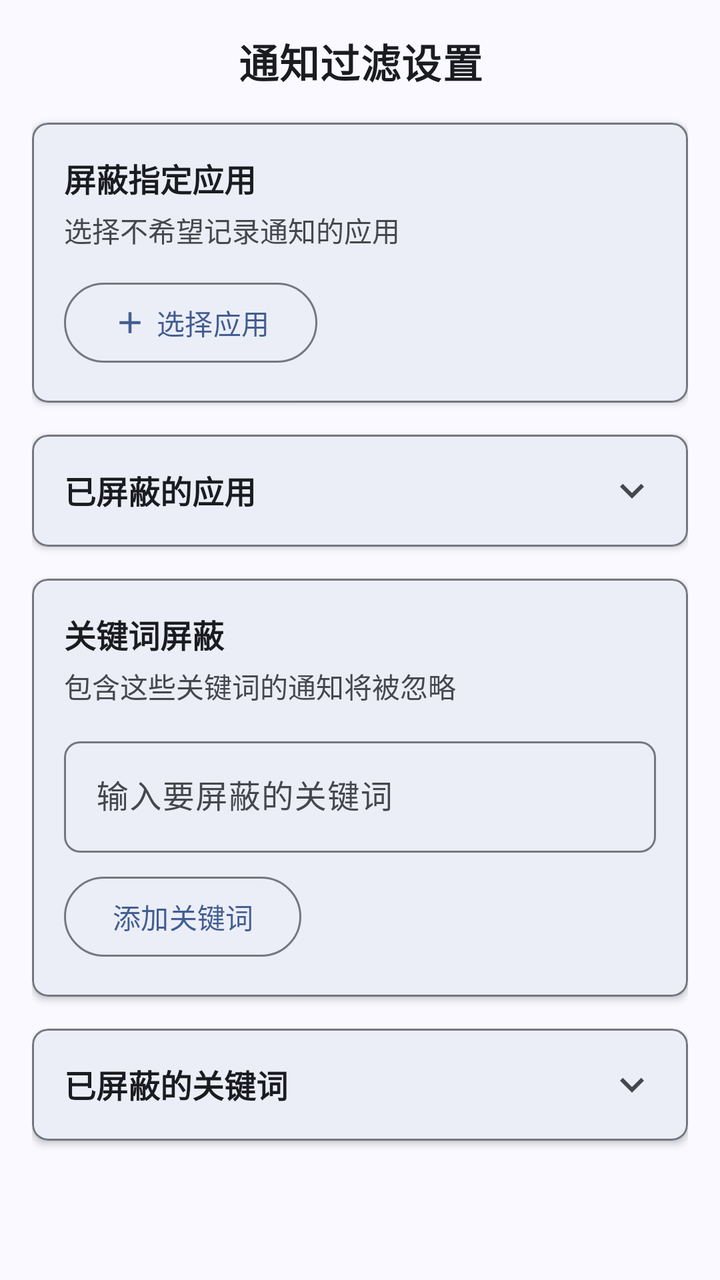
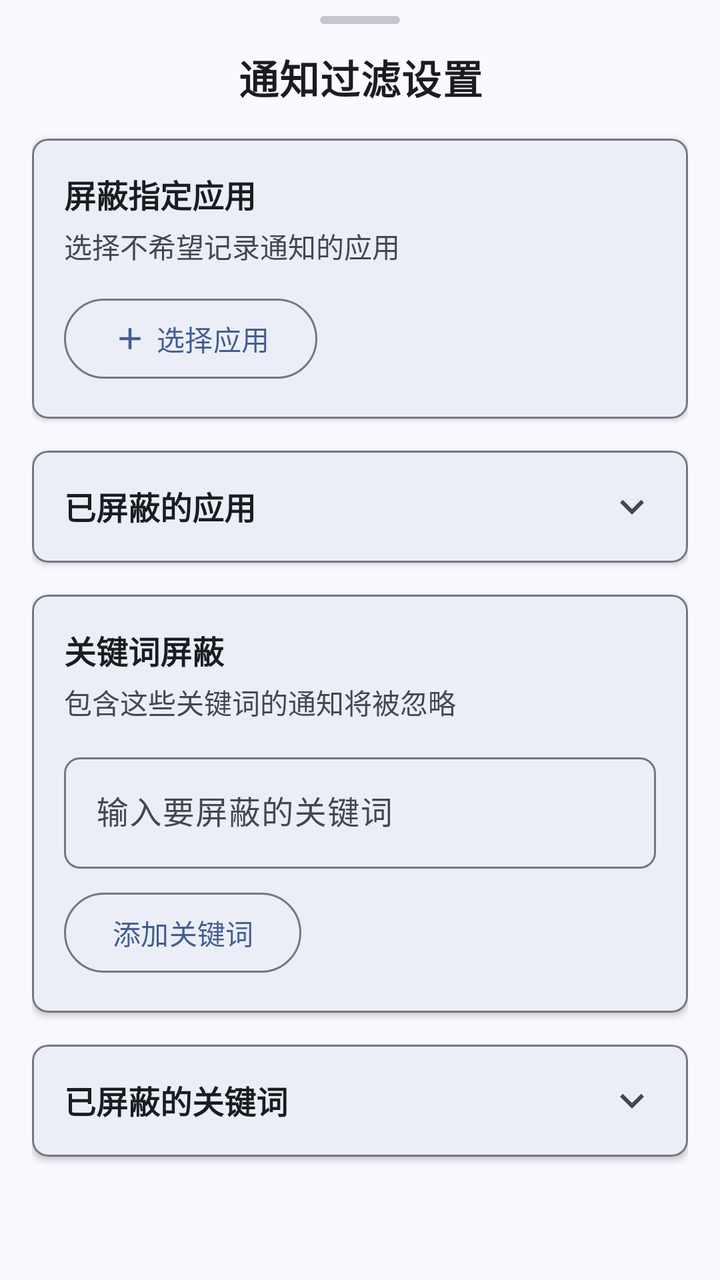

Compare the two renders of this Android layout. The source of the first and the diff that turns it into the second are given below.
<!-- AndroidManifest.xml: application theme Theme.FoundationX -->
<!-- res/layout/bottom_sheet_settings.xml -->
<?xml version="1.0" encoding="utf-8"?>
<LinearLayout xmlns:android="http://schemas.android.com/apk/res/android"
    xmlns:app="http://schemas.android.com/apk/res-auto"
    android:layout_width="match_parent"
    android:layout_height="wrap_content"
    android:orientation="vertical"
    android:padding="16dp">

    
    <com.google.android.material.textview.MaterialTextView
        android:layout_width="match_parent"
        android:layout_height="wrap_content"
        android:text="通知过滤设置"
        android:textSize="20sp"
        android:textStyle="bold"
        android:gravity="center"
        android:layout_marginBottom="16dp"
        android:letterSpacing="0.02"
        android:textColor="?attr/colorOnSurface" />

    
    <com.google.android.material.card.MaterialCardView
        android:layout_width="match_parent"
        android:layout_height="wrap_content"
        android:layout_marginBottom="16dp"
        app:cardCornerRadius="8dp"
        app:cardElevation="2dp"
        app:strokeColor="?attr/colorOutline"
        app:strokeWidth="1dp">

        <LinearLayout
            android:layout_width="match_parent"
            android:layout_height="wrap_content"
            android:orientation="vertical"
            android:padding="16dp">

            <com.google.android.material.textview.MaterialTextView
                android:layout_width="match_parent"
                android:layout_height="wrap_content"
                android:text="屏蔽指定应用"
                android:textSize="16sp"
                android:textStyle="bold"
                android:textColor="?attr/colorOnSurface" />

            <com.google.android.material.textview.MaterialTextView
                android:layout_width="match_parent"
                android:layout_height="wrap_content"
                android:text="选择不希望记录通知的应用"
                android:textSize="14sp"
                android:layout_marginTop="4dp"
                android:textColor="?attr/colorOnSurfaceVariant" />

            <com.google.android.material.button.MaterialButton
                android:id="@+id/btn_block_app"
                android:layout_width="wrap_content"
                android:layout_height="wrap_content"
                android:layout_marginTop="12dp"
                android:text="选择应用"
                style="@style/Widget.Material3.Button.OutlinedButton"
                app:icon="@drawable/add" />

        </LinearLayout>

    </com.google.android.material.card.MaterialCardView>

    
    <com.google.android.material.card.MaterialCardView
        android:layout_width="match_parent"
        android:layout_height="wrap_content"
        android:layout_marginBottom="16dp"
        app:cardCornerRadius="8dp"
        app:cardElevation="2dp"
        app:strokeColor="?attr/colorOutline"
        app:strokeWidth="1dp">

        <LinearLayout
            android:layout_width="match_parent"
            android:layout_height="wrap_content"
            android:orientation="vertical">

            
            <LinearLayout
                android:layout_width="match_parent"
                android:layout_height="wrap_content"
                android:orientation="horizontal"
                android:padding="16dp"
                android:clickable="true"
                android:focusable="true"
                android:background="?attr/selectableItemBackground"
                android:id="@+id/header_blocked_apps">

                <com.google.android.material.textview.MaterialTextView
                    android:layout_width="0dp"
                    android:layout_height="wrap_content"
                    android:layout_weight="1"
                    android:text="已屏蔽的应用"
                    android:textSize="16sp"
                    android:textStyle="bold"
                    android:textColor="?attr/colorOnSurface" />

                <com.google.android.material.imageview.ShapeableImageView
                    android:id="@+id/icon_blocked_apps"
                    android:layout_width="24dp"
                    android:layout_height="24dp"
                    android:src="@drawable/ic_expand_more"
                    android:contentDescription="展开/收起"
                    android:tint="?attr/colorOnSurfaceVariant" />

            </LinearLayout>

            
            <LinearLayout
                android:id="@+id/content_blocked_apps"
                android:layout_width="match_parent"
                android:layout_height="wrap_content"
                android:orientation="vertical"
                android:padding="16dp"
                android:visibility="gone">

                <TextView
                    android:id="@+id/txt_empty_blocked_apps"
                    android:layout_width="match_parent"
                    android:layout_height="wrap_content"
                    android:text="暂无屏蔽的应用"
                    android:textSize="14sp"
                    android:gravity="center"
                    android:textColor="?attr/colorOnSurfaceVariant"
                    android:padding="16dp" />

                
                <androidx.recyclerview.widget.RecyclerView
                    android:id="@+id/recycler_blocked_apps"
                    android:layout_width="match_parent"
                    android:layout_height="wrap_content"
                    android:visibility="gone" />

            </LinearLayout>

        </LinearLayout>

    </com.google.android.material.card.MaterialCardView>

    
    <com.google.android.material.card.MaterialCardView
        android:layout_width="match_parent"
        android:layout_height="wrap_content"
        android:layout_marginBottom="16dp"
        app:cardCornerRadius="8dp"
        app:cardElevation="2dp"
        app:strokeColor="?attr/colorOutline"
        app:strokeWidth="1dp">

        <LinearLayout
            android:layout_width="match_parent"
            android:layout_height="wrap_content"
            android:orientation="vertical"
            android:padding="16dp">

            <com.google.android.material.textview.MaterialTextView
                android:layout_width="match_parent"
                android:layout_height="wrap_content"
                android:text="关键词屏蔽"
                android:textSize="16sp"
                android:textStyle="bold"
                android:textColor="?attr/colorOnSurface" />

            <com.google.android.material.textview.MaterialTextView
                android:layout_width="match_parent"
                android:layout_height="wrap_content"
                android:text="包含这些关键词的通知将被忽略"
                android:textSize="14sp"
                android:layout_marginTop="4dp"
                android:textColor="?attr/colorOnSurfaceVariant" />

            <com.google.android.material.textfield.TextInputLayout
                android:layout_width="match_parent"
                android:layout_height="wrap_content"
                android:layout_marginTop="12dp"
                style="@style/Widget.Material3.TextInputLayout.OutlinedBox"
                app:boxCornerRadiusBottomEnd="8dp"
                app:boxCornerRadiusBottomStart="8dp"
                app:boxCornerRadiusTopEnd="8dp"
                app:boxCornerRadiusTopStart="8dp"
                app:endIconMode="clear_text">

                <com.google.android.material.textfield.TextInputEditText
                    android:id="@+id/et_keyword"
                    android:layout_width="match_parent"
                    android:layout_height="wrap_content"
                    android:hint="输入要屏蔽的关键词"
                    android:maxLines="1" />

            </com.google.android.material.textfield.TextInputLayout>

            <com.google.android.material.button.MaterialButton
                android:id="@+id/btn_add_keyword"
                android:layout_width="wrap_content"
                android:layout_height="wrap_content"
                android:layout_marginTop="8dp"
                android:text="添加关键词"
                style="@style/Widget.Material3.Button.OutlinedButton" />

        </LinearLayout>

    </com.google.android.material.card.MaterialCardView>

    
    <com.google.android.material.card.MaterialCardView
        android:layout_width="match_parent"
        android:layout_height="wrap_content"
        app:cardCornerRadius="8dp"
        app:cardElevation="2dp"
        app:strokeColor="?attr/colorOutline"
        app:strokeWidth="1dp">

        <LinearLayout
            android:layout_width="match_parent"
            android:layout_height="wrap_content"
            android:orientation="vertical">

            
            <LinearLayout
                android:layout_width="match_parent"
                android:layout_height="wrap_content"
                android:orientation="horizontal"
                android:padding="16dp"
                android:clickable="true"
                android:focusable="true"
                android:background="?attr/selectableItemBackground"
                android:id="@+id/header_keywords">

                <com.google.android.material.textview.MaterialTextView
                    android:layout_width="0dp"
                    android:layout_height="wrap_content"
                    android:layout_weight="1"
                    android:text="已屏蔽的关键词"
                    android:textSize="16sp"
                    android:textStyle="bold"
                    android:textColor="?attr/colorOnSurface" />

                <com.google.android.material.imageview.ShapeableImageView
                    android:id="@+id/icon_keywords"
                    android:layout_width="24dp"
                    android:layout_height="24dp"
                    android:src="@drawable/ic_expand_more"
                    android:contentDescription="展开/收起"
                    android:tint="?attr/colorOnSurfaceVariant" />

            </LinearLayout>

            
            <LinearLayout
                android:id="@+id/content_keywords"
                android:layout_width="match_parent"
                android:layout_height="wrap_content"
                android:orientation="vertical"
                android:padding="16dp"
                android:visibility="gone">

                <TextView
                    android:id="@+id/txt_empty_keywords"
                    android:layout_width="match_parent"
                    android:layout_height="wrap_content"
                    android:text="暂无屏蔽的关键词"
                    android:textSize="14sp"
                    android:gravity="center"
                    android:textColor="?attr/colorOnSurfaceVariant"
                    android:padding="16dp" />

                
                <LinearLayout
                    android:id="@+id/layout_keywords_list"
                    android:layout_width="match_parent"
                    android:layout_height="wrap_content"
                    android:orientation="vertical"
                    android:visibility="gone" />

            </LinearLayout>

        </LinearLayout>

    </com.google.android.material.card.MaterialCardView>

</LinearLayout>
<!-- resources referenced by this layout -->
<resources>
  <!-- drawable add (drawable) -->
  <vector xmlns:android="http://schemas.android.com/apk/res/android" android:height="24dp" android:tint="#ABC7FF" android:viewportHeight="960" android:viewportWidth="960" android:width="24dp">
        
      <path android:fillColor="@android:color/white" android:pathData="M440,520L200,520L200,440L440,440L440,200L520,200L520,440L760,440L760,520L520,520L520,760L440,760L440,520Z"/>
      
  </vector>
  <!-- drawable ic_expand_more (drawable) -->
  <vector xmlns:android="http://schemas.android.com/apk/res/android"
      android:width="24dp"
      android:height="24dp"
      android:viewportWidth="24"
      android:viewportHeight="24"
      android:tint="?attr/colorOnSurface">
      <path
          android:fillColor="@android:color/black"
          android:pathData="M16.59,8.59L12,13.17 7.41,8.59 6,10l6,6 6,-6z"/>
  </vector>
  <color name="md_theme_primary">#425E91</color>
  <color name="md_theme_onPrimary">#FFFFFF</color>
  <color name="md_theme_primaryContainer">#D7E2FF</color>
  <color name="md_theme_onPrimaryContainer">#294677</color>
  <color name="md_theme_secondary">#565E71</color>
  <color name="md_theme_onSecondary">#FFFFFF</color>
  <color name="md_theme_secondaryContainer">#DAE2F9</color>
  <color name="md_theme_onSecondaryContainer">#3E4759</color>
  <color name="md_theme_tertiary">#705574</color>
  <color name="md_theme_onTertiary">#FFFFFF</color>
  <color name="md_theme_tertiaryContainer">#FAD8FD</color>
  <color name="md_theme_onTertiaryContainer">#573E5C</color>
  <color name="md_theme_error">#BA1A1A</color>
  <color name="md_theme_onError">#FFFFFF</color>
  <color name="md_theme_errorContainer">#FFDAD6</color>
  <color name="md_theme_onErrorContainer">#93000A</color>
  <color name="md_theme_background">#F9F9FF</color>
  <color name="md_theme_onBackground">#1A1C20</color>
  <color name="md_theme_surface">#F9F9FF</color>
  <color name="md_theme_onSurface">#1A1C20</color>
  <color name="md_theme_surfaceVariant">#E0E2EC</color>
  <color name="md_theme_onSurfaceVariant">#44474E</color>
  <color name="md_theme_outline">#74777F</color>
  <color name="md_theme_outlineVariant">#C4C6D0</color>
  <color name="md_theme_inverseSurface">#2E3036</color>
  <color name="md_theme_inverseOnSurface">#F0F0F7</color>
  <color name="md_theme_inversePrimary">#ABC7FF</color>
  <color name="md_theme_primaryFixed">#D7E2FF</color>
  <color name="md_theme_onPrimaryFixed">#001B3F</color>
  <color name="md_theme_primaryFixedDim">#ABC7FF</color>
  <color name="md_theme_onPrimaryFixedVariant">#294677</color>
  <color name="md_theme_secondaryFixed">#DAE2F9</color>
  <color name="md_theme_onSecondaryFixed">#131C2B</color>
  <color name="md_theme_secondaryFixedDim">#BEC6DC</color>
  <color name="md_theme_onSecondaryFixedVariant">#3E4759</color>
  <color name="md_theme_tertiaryFixed">#FAD8FD</color>
  <color name="md_theme_onTertiaryFixed">#29132E</color>
  <color name="md_theme_tertiaryFixedDim">#DDBCE0</color>
  <color name="md_theme_onTertiaryFixedVariant">#573E5C</color>
  <color name="md_theme_surfaceDim">#D9D9E0</color>
  <color name="md_theme_surfaceBright">#F9F9FF</color>
  <color name="md_theme_surfaceContainerLowest">#FFFFFF</color>
  <color name="md_theme_surfaceContainerLow">#F3F3FA</color>
  <color name="md_theme_surfaceContainer">#EDEDF6</color>
  <color name="md_theme_surfaceContainerHigh">#E8E7EE</color>
  <color name="md_theme_surfaceContainerHighest">#E2E2E9</color>
  <!-- unchanged entries left out for length: 1 -->
</resources>

<!-- the commit's change to res/layout/bottom_sheet_settings.xml (unified diff, before → after) -->
@@ -4,7 +4,18 @@
     android:layout_width="match_parent"
     android:layout_height="wrap_content"
     android:orientation="vertical"
-    android:padding="16dp">
+    android:paddingStart="16dp"
+    android:paddingEnd="16dp"
+    android:paddingBottom="16dp">
+
+    
+    <View
+        android:layout_width="40dp"
+        android:layout_height="4dp"
+        android:layout_gravity="center_horizontal"
+        android:layout_marginTop="8dp"
+        android:layout_marginBottom="12dp"
+        android:background="@drawable/handle_bar" />
 
     
     <com.google.android.material.textview.MaterialTextView
@@ -128,10 +139,11 @@
                     android:padding="16dp" />
 
                 
-                <androidx.recyclerview.widget.RecyclerView
-                    android:id="@+id/recycler_blocked_apps"
-                    android:layout_width="match_parent"
-                    android:layout_height="wrap_content"
+                <LinearLayout
+                    android:id="@+id/layout_blocked_list"
+                    android:layout_width="match_parent"
+                    android:layout_height="wrap_content"
+                    android:orientation="vertical"
                     android:visibility="gone" />
 
             </LinearLayout>
<!-- resource entries referenced after the edit -->
@@ -6,6 +6,13 @@
       <path android:fillColor="@android:color/white" android:pathData="M440,520L200,520L200,440L440,440L440,200L520,200L520,440L760,440L760,520L520,520L520,760L440,760L440,520Z"/>
       
   </vector>
+  <!-- drawable handle_bar (drawable) -->
+  <?xml version="1.0" encoding="utf-8"?>
+  <shape xmlns:android="http://schemas.android.com/apk/res/android"
+      android:shape="rectangle">
+      <solid android:color="?attr/colorOutlineVariant" />
+      <corners android:radius="2dp" />
+  </shape>
   <!-- drawable ic_expand_more (drawable) -->
   <vector xmlns:android="http://schemas.android.com/apk/res/android"
       android:width="24dp"
